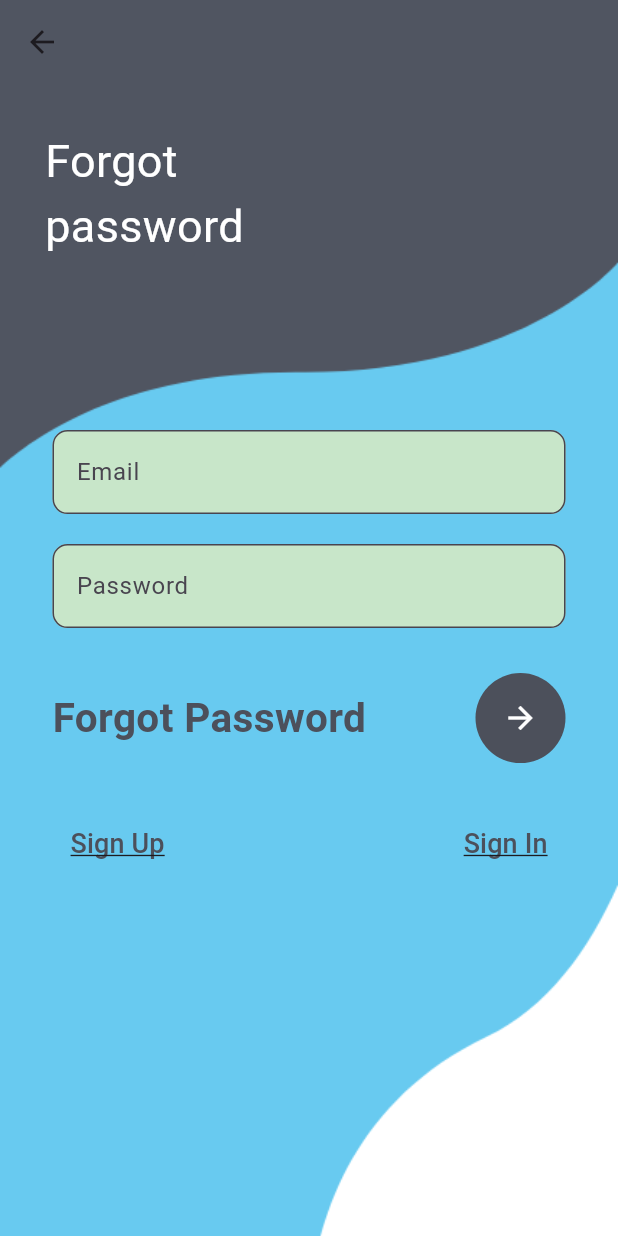
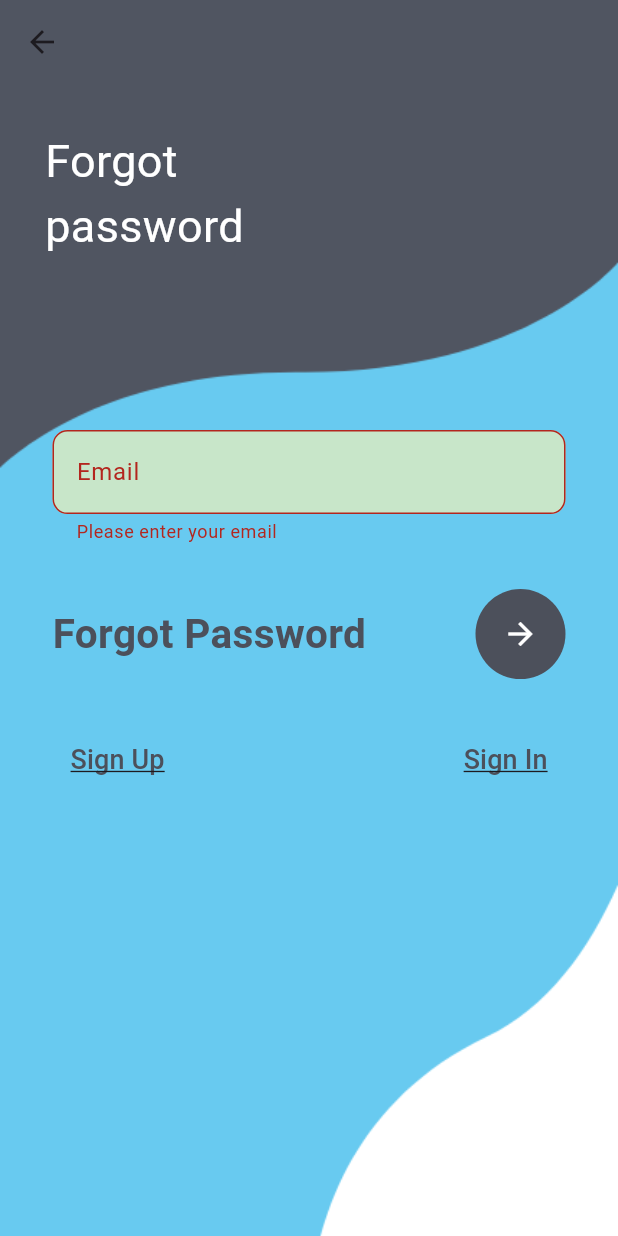
Before and after one commit to GmdDev074/Login_Signup, a Flutter app: the MyForgotPassword screen opened by its route, after a tap on the "arrow forward" icon, on a phone screen of 412 x 824 dp. Run offline on Flutter 3.47's test engine with Material 3 defaults, Android fonts, the phone set to English and light mode, and no system bars; our stand-ins replace cloud_firestore, firebase_auth, firebase_core, google_sign_in, shared_preferences; accounts and stored records are empty.

Commit message:
forgot password and field focus implemented

```diff
--- a/lib/app_ui/forgot_password.dart
+++ b/lib/app_ui/forgot_password.dart
@@ -1,3 +1,4 @@
+import 'package:firebase_auth/firebase_auth.dart';
 import 'package:flutter/material.dart';
 import 'package:flutter/services.dart';
 
@@ -9,28 +10,113 @@ class MyForgotPassword extends StatefulWidget {
 }
 
 class _MyForgotPasswordState extends State<MyForgotPassword> {
-  final _controller = TextEditingController();
+  final _emailController = TextEditingController();
+  final _formKey = GlobalKey<FormState>();
+  String? _emailError;
+  bool _isLoading = false;
+
+  Future<void> _handleForgotPassword() async {
+    setState(() {
+      _emailError = null;
+      _isLoading = true;
+    });
+
+    if (_formKey.currentState!.validate()) {
+      try {
+        // Send password reset email using Firebase Authentication
+        await FirebaseAuth.instance.sendPasswordResetEmail(
+          email: _emailController.text.trim(),
+        );
+
+        if (mounted) {
+          ScaffoldMessenger.of(context).showSnackBar(
+            const SnackBar(
+              content: Text('Password reset email sent. Please check your email.'),
+              backgroundColor: Colors.green,
+            ),
+          );
+
+          // Redirect to login after a short delay
+          await Future.delayed(const Duration(seconds: 1));
+          if (mounted) {
+            Navigator.pushReplacementNamed(context, 'login');
+          }
+        }
+      } on FirebaseAuthException catch (e) {
+        if (mounted) {
+          String errorMessage;
+          switch (e.code) {
+            case 'invalid-email':
+              errorMessage = 'Invalid email address.';
+              break;
+            case 'user-not-found':
+              errorMessage = 'No user found with this email.';
+              break;
+            default:
+              errorMessage = 'Failed to send reset email. Please try again.';
+          }
+          setState(() {
+            _emailError = errorMessage;
+          });
+          ScaffoldMessenger.of(context).showSnackBar(
+            SnackBar(
+              content: Text(errorMessage),
+              backgroundColor: Colors.red,
+            ),
+          );
+        }
+      } catch (e) {
+        if (mounted) {
+          setState(() {
+            _emailError = 'An error occurred. Please try again.';
+          });
+          ScaffoldMessenger.of(context).showSnackBar(
+            SnackBar(
+              content: Text(_emailError ?? 'An error occurred'),
+              backgroundColor: Colors.red,
+            ),
+          );
+        }
+      } finally {
+        if (mounted) {
+          setState(() {
+            _isLoading = false;
+          });
+        }
+      }
+    } else {
+      setState(() {
+        _isLoading = false;
+      });
+    }
+  }
+
+  @override
+  void dispose() {
+    _emailController.dispose();
+    super.dispose();
+  }
+
   @override
   Widget build(BuildContext context) {
     return Container(
-      decoration: BoxDecoration(
+      decoration: const BoxDecoration(
         image: DecorationImage(
-              image: AssetImage('assets/register.png'), fit: BoxFit.cover)),
+          image: AssetImage('assets/register.png'),
+          fit: BoxFit.cover,
+        ),
+      ),
       child: Scaffold(
-
         appBar: AppBar(
           backgroundColor: Colors.transparent,
           elevation: 0,
         ),
-
-        // using scaffold removes the container to fix the the issue we use this
         backgroundColor: Colors.transparent,
-
         body: Stack(
           children: [
             Container(
-              padding: EdgeInsets.only(left: 30, top: 30),
-              child: Text(
+              padding: const EdgeInsets.only(left: 30, top: 30),
+              child: const Text(
                 'Forgot\npassword',
                 style: TextStyle(color: Colors.white, fontSize: 30),
               ),
@@ -39,16 +125,20 @@ class _MyForgotPasswordState extends State<MyForgotPassword> {
               padding: EdgeInsets.only(
                 top: MediaQuery.of(context).size.height * 0.28,
                 right: 35,
-                  left: 35),
+                left: 35,
+              ),
+              child: Form(
+                key: _formKey,
                 child: Column(
                   children: [
-                  TextField(
+                    TextFormField(
+                      controller: _emailController,
                       keyboardType: TextInputType.emailAddress,
-                    autocorrect: false, // Disables auto-correction
-                    enableSuggestions: false,
+                      autocorrect: false,
+                      enableSuggestions: true,
                       inputFormatters: [
-                      LengthLimitingTextInputFormatter(25), // Max length of 25
-                      FilteringTextInputFormatter.deny(RegExp(r'\s')), // Deny spaces in email
+                        LengthLimitingTextInputFormatter(25),
+                        FilteringTextInputFormatter.deny(RegExp(r'\s')),
                       ],
                       decoration: InputDecoration(
                         hintText: 'Email',
@@ -59,93 +149,82 @@ class _MyForgotPasswordState extends State<MyForgotPassword> {
                         ),
                         labelText: "Email",
                         floatingLabelBehavior: FloatingLabelBehavior.auto,
+                        errorText: _emailError,
                       ),
-                    // Optional: Check email format in onChanged or onSubmitted
-                    onChanged: (value) {
-                      // You can add further email format validation here if needed
-                      if (!RegExp(r'^[a-zA-Z0-9._%+-]+@[a-zA-Z0-9.-]+\.[a-zA-Z]{2,}$').hasMatch(value)) {
-                        // Show error or handle invalid email format
+                      validator: (value) {
+                        if (value == null || value.isEmpty) {
+                          return 'Please enter your email';
                         }
+                        if (!RegExp(r'^[a-zA-Z0-9._%+-]+@[a-zA-Z0-9.-]+\.[a-zA-Z]{2,}$')
+                            .hasMatch(value)) {
+                          return 'Please enter a valid email';
+                        }
+                        return null;
                       },
                     ),
-                  SizedBox(
-                      height: 20
-                  ),
-                  TextField(
-                    obscureText: true,
-                    keyboardType: TextInputType.text,
-                    autocorrect: false, // Disables auto-correction
-                    enableSuggestions: false,
-                    decoration: InputDecoration(
-                        hintText: 'Password',
-                        fillColor: Colors.green.shade100,
-                        filled: true,
-                        border: OutlineInputBorder(
-                            borderRadius: BorderRadius.circular(10)
-                        ),
-                      labelText: "Password",
-                      floatingLabelBehavior: FloatingLabelBehavior.auto,
-                    ),
-                  ),
-
-                  SizedBox(
-                      height: 30
-                  ),
-
+                    const SizedBox(height: 30),
                     Row(
                       mainAxisAlignment: MainAxisAlignment.spaceBetween,
                       children: [
-                      Text('Forgot Password',
-                        style: TextStyle(fontSize: 27,
+                        const Text(
+                          'Forgot Password',
+                          style: TextStyle(
+                            fontSize: 27,
                             color: Color(0xff4c505b),
-                            fontWeight: FontWeight.w700),
+                            fontWeight: FontWeight.w700,
                           ),
-
+                        ),
                         CircleAvatar(
                           radius: 30,
-                        backgroundColor: Color(0xff4c505b),
+                          backgroundColor: const Color(0xff4c505b),
                           child: IconButton(
                             color: Colors.white,
-                          onPressed: (){},
-                          icon: Icon(Icons.arrow_forward),
+                            onPressed: _isLoading ? null : _handleForgotPassword,
+                            icon: _isLoading
+                                ? const CircularProgressIndicator(
+                              color: Colors.white,
+                            )
+                                : const Icon(Icons.arrow_forward),
                           ),
-                      )
+                        ),
                       ],
                     ),
-
-                  SizedBox(
-                      height: 30
-                  ),
-
+                    const SizedBox(height: 30),
                     Row(
                       mainAxisAlignment: MainAxisAlignment.spaceBetween,
                       children: [
-                      TextButton(onPressed: (){
+                        TextButton(
+                          onPressed: () {
                             Navigator.pushReplacementNamed(context, 'register');
                           },
-                        child: Text('Sign Up', style: TextStyle(
+                          child: const Text(
+                            'Sign Up',
+                            style: TextStyle(
                               decoration: TextDecoration.underline,
                               fontSize: 18,
                               color: Color(0xff4c505b),
-                        ),),
                             ),
-
-                      TextButton(onPressed: (){
+                          ),
+                        ),
+                        TextButton(
+                          onPressed: () {
                             Navigator.pushReplacementNamed(context, 'login');
                           },
-                        child: Text('Sign In', style: TextStyle(
+                          child: const Text(
+                            'Sign In',
+                            style: TextStyle(
                               decoration: TextDecoration.underline,
                               fontSize: 18,
                               color: Color(0xff4c505b),
-                        ),),
-                      )
-
-                    ],
-                  )
-
+                            ),
+                          ),
+                        ),
                       ],
                     ),
-            )
+                  ],
+                ),
+              ),
+            ),
           ],
         ),
       ),
--- a/lib/app_ui/login.dart
+++ b/lib/app_ui/login.dart
@@ -109,8 +109,9 @@ class _MyLoginState extends State<MyLogin> {
                     TextFormField(
                       controller: _emailController,
                       keyboardType: TextInputType.emailAddress,
+                      textInputAction: TextInputAction.next, // <-- THIS makes keyboard "Next" button active
                       autocorrect: false,
-                      enableSuggestions: false,
+                      enableSuggestions: true,
                       inputFormatters: [
                         LengthLimitingTextInputFormatter(25),
                         FilteringTextInputFormatter.deny(RegExp(r'\s')),
--- a/lib/app_ui/register.dart
+++ b/lib/app_ui/register.dart
@@ -95,8 +95,9 @@ class _MyRegisterState extends State<MyRegister> {
                     TextFormField(
                       controller: _nameController,
                       keyboardType: TextInputType.name,
+                      textInputAction: TextInputAction.next, // <-- THIS makes keyboard "Next" button active
                       autocorrect: false,
-                      enableSuggestions: false,
+                      enableSuggestions: true,
                       inputFormatters: [
                         LengthLimitingTextInputFormatter(20),
                         FilteringTextInputFormatter.allow(RegExp(r'^[a-zA-Z\s]*$')),
@@ -122,6 +123,8 @@ class _MyRegisterState extends State<MyRegister> {
                     TextFormField(
                       controller: _numberController,
                       keyboardType: TextInputType.number,
+                      textInputAction: TextInputAction.next, // <-- THIS makes keyboard "Next" button active
+                      enableSuggestions: true,
                       inputFormatters: [
                         FilteringTextInputFormatter.digitsOnly,
                         LengthLimitingTextInputFormatter(12),
@@ -150,8 +153,9 @@ class _MyRegisterState extends State<MyRegister> {
                     TextFormField(
                       controller: _emailController,
                       keyboardType: TextInputType.emailAddress,
+                      textInputAction: TextInputAction.next, // <-- THIS makes keyboard "Next" button active
                       autocorrect: false,
-                      enableSuggestions: false,
+                      enableSuggestions: true,
                       inputFormatters: [
                         LengthLimitingTextInputFormatter(25),
                         FilteringTextInputFormatter.deny(RegExp(r'\s')),
--- a/pubspec.yaml
+++ b/pubspec.yaml
@@ -43,6 +43,7 @@ dev_dependencies:
   cloud_firestore: ^4.8.0
   google_sign_in: ^6.1.0
   shared_preferences: ^2.0.15
+  url_launcher: ^6.1.12  #when forgot password email triggered redirect user to the email app
 
   # The "flutter_lints" package below contains a set of recommended lints to
   # encourage good coding practices. The lint set provided by the package is
```
Also changed, not shown: pubspec.lock, 10 other files. Lines whose indentation alone changed are shown as unchanged.
